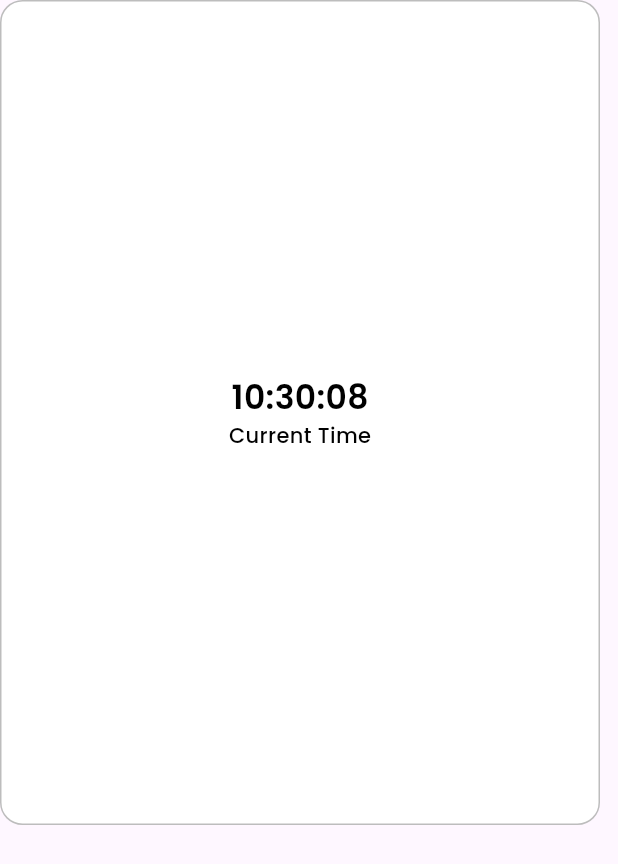
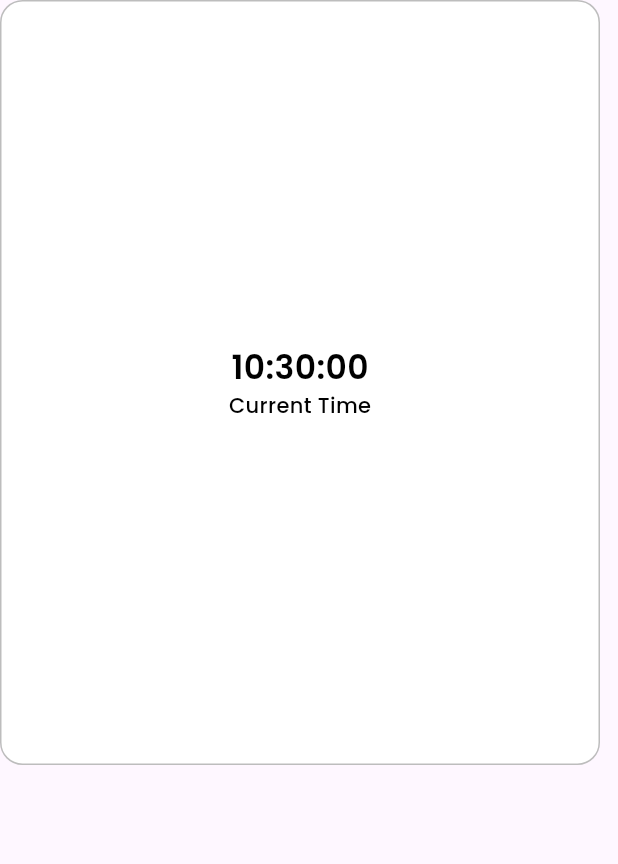
Before and after one commit to Akshay-Panika/Ftfl-dashboard, a Flutter app: the ClockWidget widget shown alone on an empty page, opened directly, on a phone screen of 412 x 824 dp. Shown: the top 864 px of the screen. Run offline on Flutter 3.47's test engine with Material 3 defaults, Android fonts, the light colour scheme and no system bars; our stand-ins replace file_picker, firebase_core, google_fonts; missing offline and left inert: dart:html; accounts and stored records are empty.

Commit message:
Ftfl dashboard create 2025

```diff
--- a/lib/main.dart
+++ b/lib/main.dart
@@ -17,7 +17,7 @@
   @override
   Widget build(BuildContext context) {
      return MaterialApp(
-       home: DashboardScreen(),
+       home: LoginScreen(),
      );
   }
 }
--- a/lib/screen_view/dashboard/widget/clock_view.dart
+++ b/lib/screen_view/dashboard/widget/clock_view.dart
@@ -43,7 +43,7 @@
   @override
   Widget build(BuildContext context) {
     return CustomContainer(
-      height: 550,
+      height: 510,
       width: 400,
       padding: EdgeInsets.all(20),
       decoration: BoxDecoration(
--- a/lib/screen_view/employee_form/employee_form.dart
+++ b/lib/screen_view/employee_form/employee_form.dart
@@ -3,7 +3,6 @@
 import 'package:flutter/material.dart';
 import 'package:intl/intl.dart';
 import 'dart:html' as html;
-
 import '../../custom_widget/custom_container.dart';
 import '../../custom_widget/custom_textstyle.dart';
 
```
Also changed, not shown: 2 other files.
